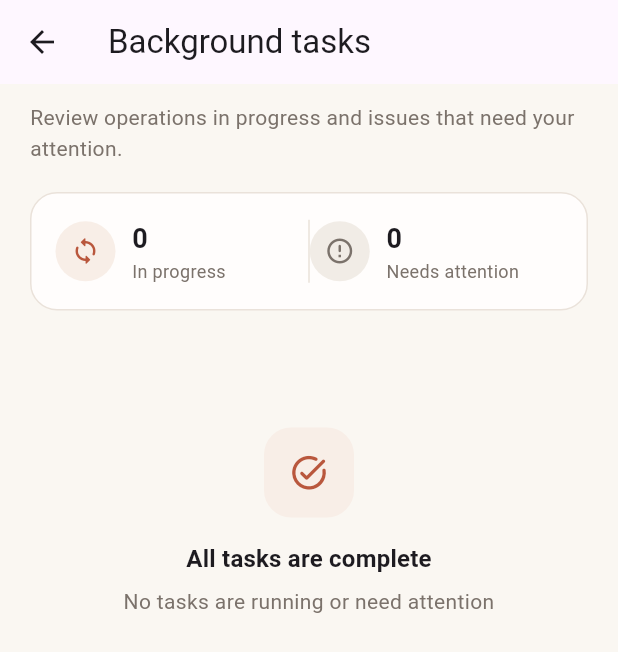
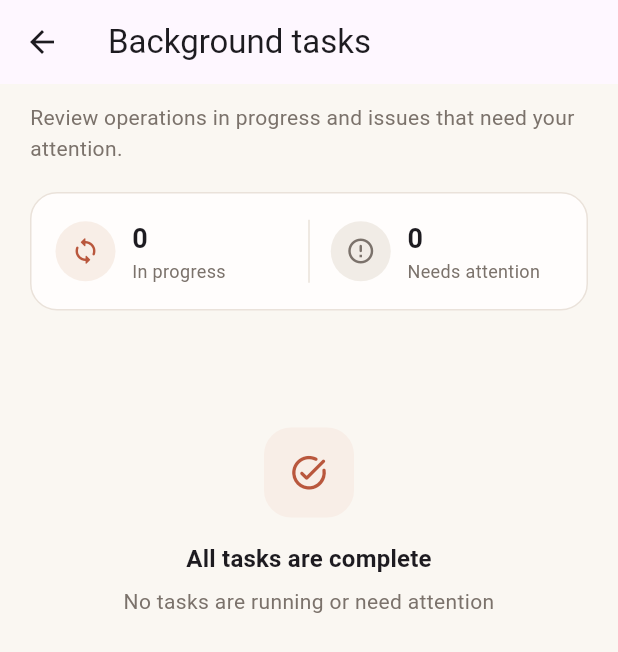
Before and after one commit to wsshow/fknotes, a Flutter app: the BackgroundTasksPage screen opened directly with empty values, on a phone screen of 412 x 824 dp. Shown: the top 652 px of the screen. Run offline on Flutter 3.47's test engine with Material 3 defaults, Android fonts, the phone set to English and light mode, and no system bars; our stand-ins replace flutter_markdown_plus, image_picker, just_audio, local_auth, open_file and 5 more; missing offline and left inert: dart:ffi, file_selector, flutter_math_fork, google_mlkit_text_recognition, local_auth_android, local_auth_darwin and 3 more; accounts and stored records are empty.

Commit message:
fix: 优化后台任务摘要间距

```diff
--- a/lib/pages/background_tasks_page.dart
+++ b/lib/pages/background_tasks_page.dart
@@ -252,9 +252,18 @@ class _TaskSummaryCard extends StatelessWidget {
               background: AppColors.softGreen,
             ),
           ),
-          Container(width: 1, height: 42, color: AppColors.line),
+          Padding(
+            padding: const EdgeInsets.symmetric(horizontal: 14),
+            child: Container(
+              key: const Key('background-task-summary-divider'),
+              width: 1,
+              height: 42,
+              color: AppColors.line,
+            ),
+          ),
           Expanded(
             child: _TaskSummaryStat(
+              iconKey: const Key('background-task-failed-summary-icon'),
               icon: Icons.error_outline_rounded,
               value: failedCount,
               label: context.l10n.tasksNeedingAttention,
@@ -271,6 +280,7 @@ class _TaskSummaryCard extends StatelessWidget {
 }
 
 class _TaskSummaryStat extends StatelessWidget {
+  final Key? iconKey;
   final IconData icon;
   final int value;
   final String label;
@@ -278,6 +288,7 @@ class _TaskSummaryStat extends StatelessWidget {
   final Color background;
 
   const _TaskSummaryStat({
+    this.iconKey,
     required this.icon,
     required this.value,
     required this.label,
@@ -290,6 +301,7 @@ class _TaskSummaryStat extends StatelessWidget {
     return Row(
       children: [
         Container(
+          key: iconKey,
           width: 40,
           height: 40,
           decoration: BoxDecoration(color: background, shape: BoxShape.circle),
```
Also changed, not shown: 1 other file.
